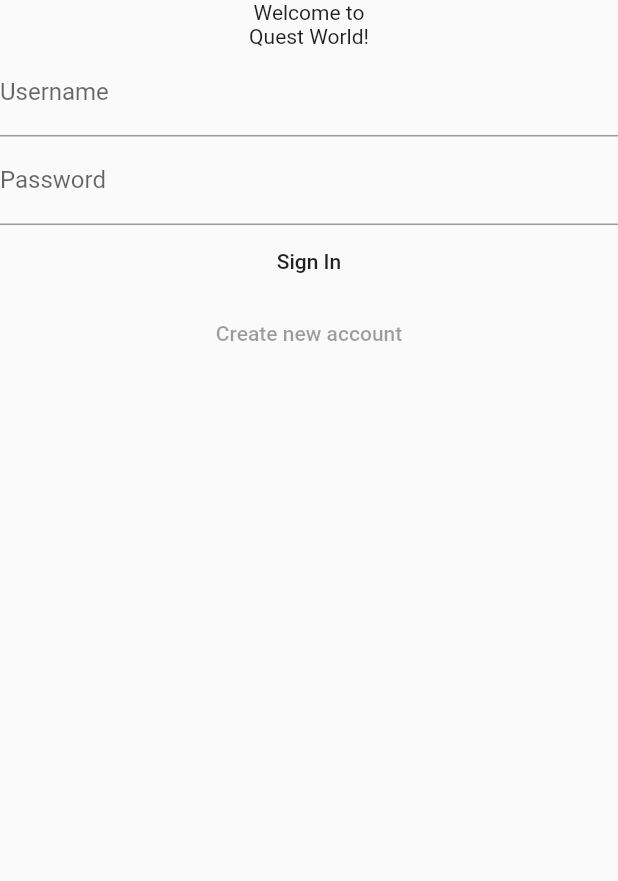
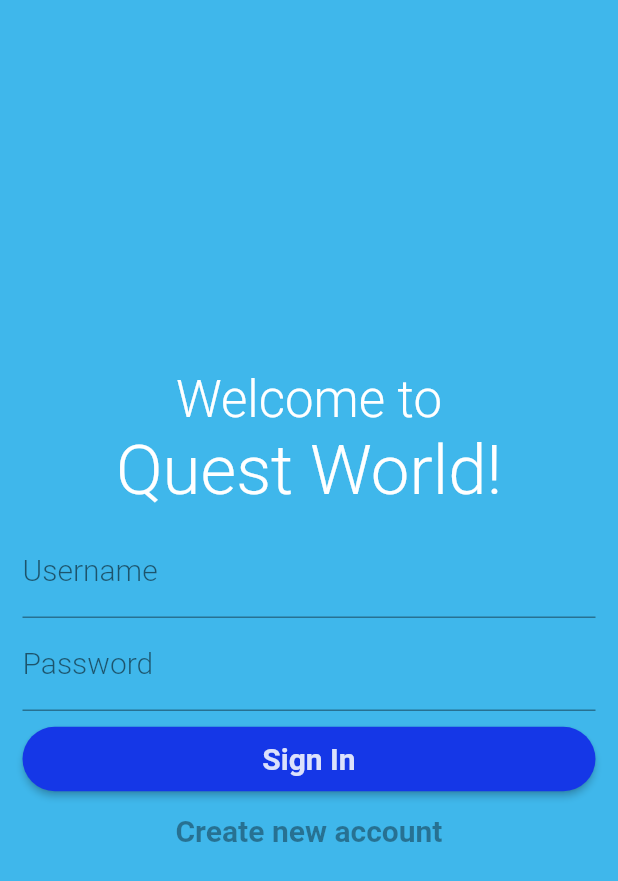
Before and after one commit to nixtaxe/QuestWorld, a Flutter app: the screen it shows after launch, on a phone screen of 412 x 824 dp. Shown: the top 881 px of the screen. Run offline on Flutter 3.47's test engine with Material 2 defaults, Android fonts, the phone set to English and light mode, and no system bars; our stand-ins replace rxdart; Roboto replaces fonts that are missing (Hind, Montserrat).

Commit message:
Make sign in screen style

```diff
--- a/lib/main.dart
+++ b/lib/main.dart
@@ -1,7 +1,12 @@
 import 'package:flutter/material.dart';
+import 'package:flutter/services.dart';
 import 'package:quest_world/ui/sign_in_screen.dart';
 
 void main() {
+  SystemChrome.setSystemUIOverlayStyle(SystemUiOverlayStyle.dark.copyWith(
+    statusBarIconBrightness: Brightness.dark
+  ));
+
   runApp(App());
 }
 
@@ -20,6 +25,7 @@ class App extends StatelessWidget {
           headline: TextStyle(fontSize: 46.0, color: Colors.white, fontWeight: FontWeight.w300),
           title: TextStyle(fontSize: 24.0, fontWeight: FontWeight.w300),
           body1: TextStyle(fontSize: 14.0, fontFamily: 'Hind'),
+          button: TextStyle(fontSize: 20.0, fontWeight: FontWeight.w700, color: Colors.white.withOpacity(0.85))
         ),
       ),
       home: Scaffold(
--- a/lib/ui/sign_in_screen.dart
+++ b/lib/ui/sign_in_screen.dart
@@ -4,27 +4,77 @@ import 'package:quest_world/ui/main_screen.dart';
 class SignInScreen extends StatelessWidget {
   @override
   Widget build(BuildContext context) {
-    return SafeArea(
+    return Scaffold(
+      backgroundColor: Theme.of(context).primaryColor,
+      body: SafeArea(
+        child: Padding(
+          padding: const EdgeInsets.symmetric(horizontal: 15.0),
           child: Column(
+            mainAxisAlignment: MainAxisAlignment.center,
+            crossAxisAlignment: CrossAxisAlignment.center,
             children: <Widget>[
-          Text("Welcome to"),
-          Text("Quest World!"),
-          TextFormField(
-            decoration: InputDecoration(labelText: "Username"),
+              Text(
+                "Welcome to",
+                style: Theme.of(context)
+                    .textTheme
+                    .headline
+                    .copyWith(fontSize: 34.0),
+              ),
+              Text(
+                "Quest World!",
+                style: Theme.of(context).textTheme.headline,
+              ),
+              SizedBox(
+                height: 10.0,
               ),
               TextFormField(
-            decoration: InputDecoration(labelText: "Password"),
+                decoration: InputDecoration(
+                    labelText: "Username",
+                    labelStyle: Theme.of(context)
+                        .textTheme
+                        .title
+                        .copyWith(color: Colors.black54, fontSize: 20.0)),
               ),
-          MaterialButton(
-            child: Text("Sign In"),
+              TextFormField(
+                decoration: InputDecoration(
+                    labelText: "Password",
+                    labelStyle: Theme.of(context)
+                        .textTheme
+                        .title
+                        .copyWith(color: Colors.black54, fontSize: 20.0)),
+              ),
+              SizedBox(
+                height: 8.0,
+              ),
+              Row(
+                children: [
+                  Expanded(
+                    child: MaterialButton(
+                      shape: RoundedRectangleBorder(
+                          borderRadius: BorderRadius.circular(30.0)),
+                      child: Padding(
+                        padding: const EdgeInsets.all(10.0),
+                        child: Text(
+                          "Sign In",
+                          style: Theme.of(context).textTheme.button,
+                        ),
+                      ),
+                      color: Theme.of(context).accentColor,
                       onPressed: () => Navigator.push(
-                context, MaterialPageRoute(builder: (context) => MainScreen())),
+                          context,
+                          MaterialPageRoute(
+                              builder: (context) => MainScreen())),
+                    ),
+                  ),
+                ],
               ),
               MaterialButton(
                 child: Text("Create new account"),
               )
             ],
           ),
+        ),
+      ),
     );
   }
 }
```
Lines whose indentation alone changed are shown as unchanged.
